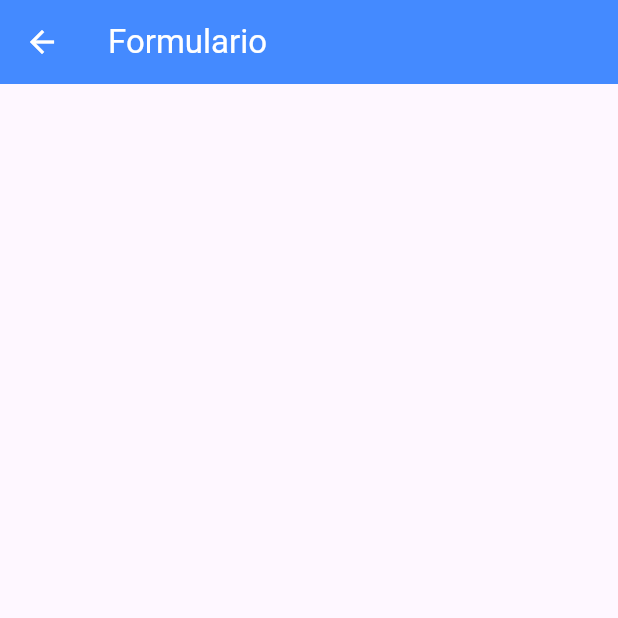
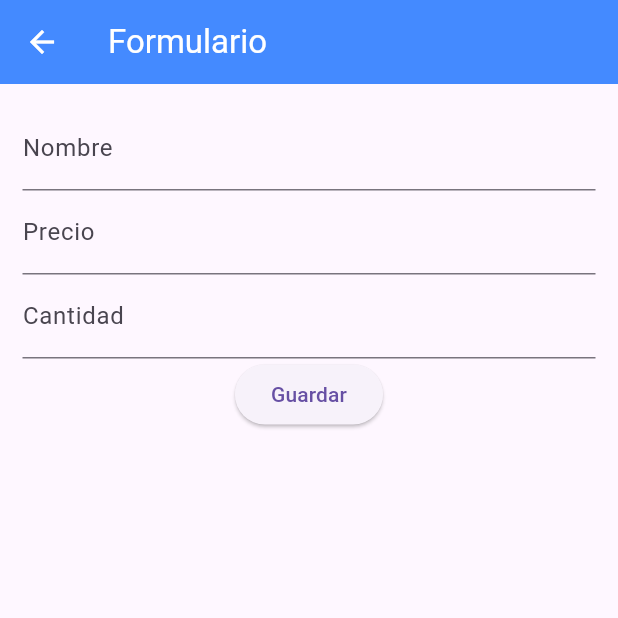
Before and after one commit to MelanyRM25/products_api_flutter, a Flutter app: the screen it shows after launch, after a tap on the "add" icon, on a phone screen of 412 x 824 dp, the top half of it. Run offline on Flutter 3.47's test engine with Material 3 defaults, Android fonts, the light colour scheme and no system bars; our stand-ins replace flutter_dotenv; network calls fail.

Commit message:
Creado Metodo Registrar

```diff
--- a/lib/main.dart
+++ b/lib/main.dart
@@ -1,7 +1,10 @@
 import 'package:api_back/pages/home.dart';
 import 'package:flutter/material.dart';
+import 'package:flutter_dotenv/flutter_dotenv.dart';
 
-void main() {
+void main() async {
+  await dotenv.load(fileName: ".env");
+
   runApp(const MyApp());
 }
 
--- a/lib/pages/formulario.dart
+++ b/lib/pages/formulario.dart
@@ -1,4 +1,7 @@
 import 'package:flutter/material.dart';
+import 'package:flutter_dotenv/flutter_dotenv.dart';
+import 'dart:convert' as convert;
+import 'package:http/http.dart' as http;
 
 class Formulario extends StatefulWidget {
   const Formulario({super.key});
@@ -8,6 +11,36 @@ class Formulario extends StatefulWidget {
 }
 
 class _FormularioState extends State<Formulario> {
+  TextEditingController nameController = TextEditingController();
+  TextEditingController priceController = TextEditingController();
+  TextEditingController amountController = TextEditingController();
+
+//metodos
+  registrar() {
+    if (nameController.text.isEmpty ||
+        priceController.text.isEmpty ||
+        amountController.text.isEmpty) {
+      ScaffoldMessenger.of(context).showSnackBar(
+        const SnackBar(
+          content: Text('Todos los campos son requeridos'),
+        ),
+      );
+    }
+    var url = Uri.parse(dotenv.env['API_BACK']! + '/products');
+    http.post(url, body: {
+      'name': nameController.text,
+      'price': priceController.text,
+      'amount': amountController.text,
+    }).then((value) {
+      print(value.statusCode);
+      if (value.statusCode == 201) {
+        Navigator.pop(context);
+      }
+    });
+  }
+
+//Metodo Eliminar
+
   @override
   Widget build(BuildContext context) {
     return Scaffold(
@@ -16,6 +49,28 @@ class _FormularioState extends State<Formulario> {
         backgroundColor: Colors.blueAccent,
         title: Text("Formulario"),
       ),
+      body: Padding(
+        padding: const EdgeInsets.all(15.0),
+        child: Column(
+          children: [
+            TextField(
+              controller: nameController,
+              decoration: InputDecoration(labelText: "Nombre"),
+            ),
+            TextField(
+              controller: priceController,
+              decoration: InputDecoration(labelText: "Precio"),
+              keyboardType: TextInputType.number,
+            ),
+            TextField(
+              controller: amountController,
+              decoration: InputDecoration(labelText: "Cantidad"),
+              keyboardType: TextInputType.number,
+            ),
+            ElevatedButton(onPressed: registrar, child: Text("Guardar"))
+          ],
+        ),
+      ),
     );
   }
 }
--- a/lib/pages/home.dart
+++ b/lib/pages/home.dart
@@ -1,5 +1,6 @@
 import 'package:api_back/pages/formulario.dart';
 import 'package:flutter/material.dart';
+import 'package:flutter_dotenv/flutter_dotenv.dart';
 import 'dart:convert' as convert;
 import 'package:http/http.dart' as http;
 
@@ -22,7 +23,8 @@ class _MyHomeState extends State<MyHome> {
   }
 
   productGet() async {
-    var url = Uri.parse('http://127.0.0.1:8000/api/products');
+    var url = Uri.parse(dotenv.env['API_BACK']! + '/products');
+
     var response = await http.get(url);
     if (response.statusCode == 200) {
       var jsonResponse = convert.jsonDecode(response.body);
@@ -50,18 +52,11 @@ class _MyHomeState extends State<MyHome> {
         body: Center(
           child: Column(
             children: [
-              // Text("Contador:" + contador.toString()),
-              // ElevatedButton(
-              //     onPressed: () {
-              //       incrementar();
-              //     },
-              //     child: Text("Incrementar")),
               ElevatedButton(
                   onPressed: () {
                     productGet();
                   },
                   child: Text("Actualizar productos")),
-
               Expanded(
                 child: ListView.builder(
                     itemCount: products.length,
@@ -78,10 +73,11 @@ class _MyHomeState extends State<MyHome> {
         floatingActionButton: FloatingActionButton(
             foregroundColor: Colors.white,
             backgroundColor: Colors.blueAccent,
-            onPressed: () {
+            onPressed: () async {
               //redireccionar a Formlario.dart
-              Navigator.push(context,
+              await Navigator.push(context,
                   MaterialPageRoute(builder: (context) => Formulario()));
+              productGet();
             },
             child: Icon(Icons.add)));
   }
--- a/pubspec.yaml
+++ b/pubspec.yaml
@@ -35,6 +35,7 @@ dependencies:
   # Use with the CupertinoIcons class for iOS style icons.
   cupertino_icons: ^1.0.8
   http: ^1.2.2
+  flutter_dotenv: ^5.2.1
 
 dev_dependencies:
   flutter_test:
@@ -59,8 +60,8 @@ flutter:
   uses-material-design: true
 
   # To add assets to your application, add an assets section, like this:
-  # assets:
-  #   - images/a_dot_burr.jpeg
+  assets:
+    - .env
   #   - images/a_dot_ham.jpeg
 
   # An image asset can refer to one or more resolution-specific "variants", see
```
Also changed, not shown: pubspec.lock, 1 other file.
